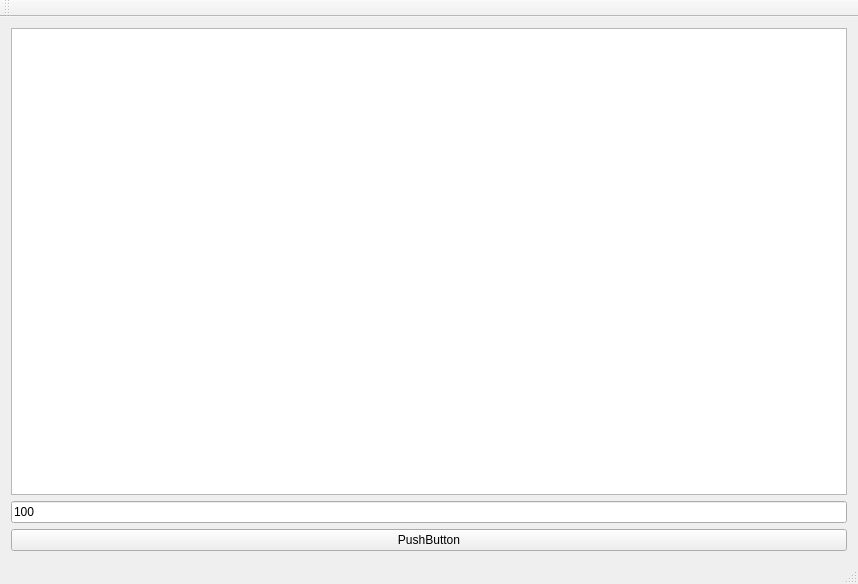
Above: mainwindow.ui from Jesus05/MapAlgoritm before the change. Below: the same form after it.
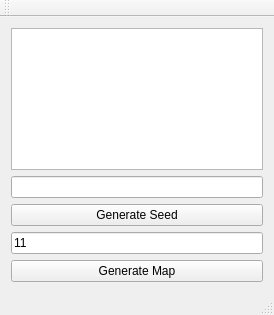
That is the form after the change.

Commit message: Победил кривые выходы из комнат. Добавил на формочку поле для рандомного семени.

Diff of the .ui file:
```diff
--- a/mainwindow.ui
+++ b/mainwindow.ui
@@ -6,10 +6,16 @@
    <rect>
     <x>0</x>
     <y>0</y>
-    <width>858</width>
-    <height>584</height>
+    <width>274</width>
+    <height>315</height>
    </rect>
   </property>
+  <property name="sizePolicy">
+   <sizepolicy hsizetype="Minimum" vsizetype="Minimum">
+    <horstretch>0</horstretch>
+    <verstretch>0</verstretch>
+   </sizepolicy>
+  </property>
   <property name="windowTitle">
    <string>MainWindow</string>
   </property>
@@ -18,20 +24,34 @@
     <item>
      <widget class="QGraphicsView" name="graphicsView"/>
     </item>
+    <item>
+     <widget class="QLineEdit" name="leSeed">
+      <property name="inputMethodHints">
+       <set>Qt::ImhDigitsOnly</set>
+      </property>
+     </widget>
+    </item>
+    <item>
+     <widget class="QPushButton" name="pushButton_2">
+      <property name="text">
+       <string>Generate Seed</string>
+      </property>
+     </widget>
+    </item>
     <item>
      <widget class="QLineEdit" name="leCount">
       <property name="inputMethodHints">
        <set>Qt::ImhDigitsOnly</set>
       </property>
       <property name="text">
-       <string>100</string>
+       <string>11</string>
       </property>
      </widget>
     </item>
     <item>
      <widget class="QPushButton" name="pushButton">
       <property name="text">
-       <string>PushButton</string>
+       <string>Generate Map</string>
       </property>
      </widget>
     </item>
```
Left out of the diff: 2 changed lines with no effect on the pictures. The commit also changes 2 other files.
